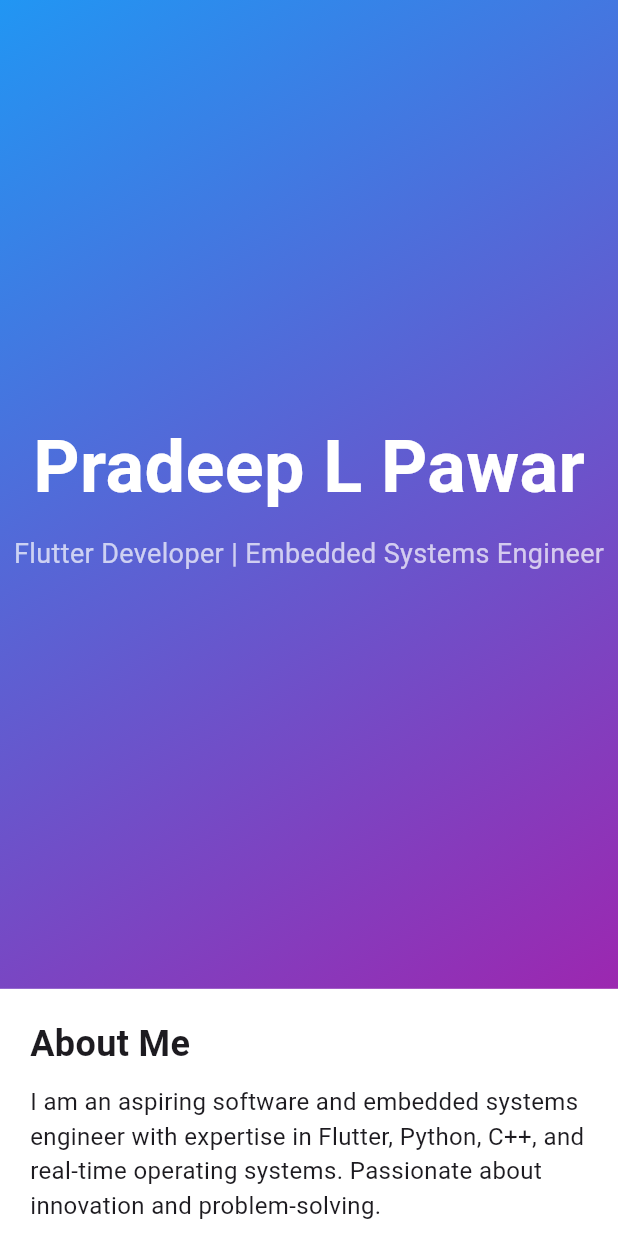
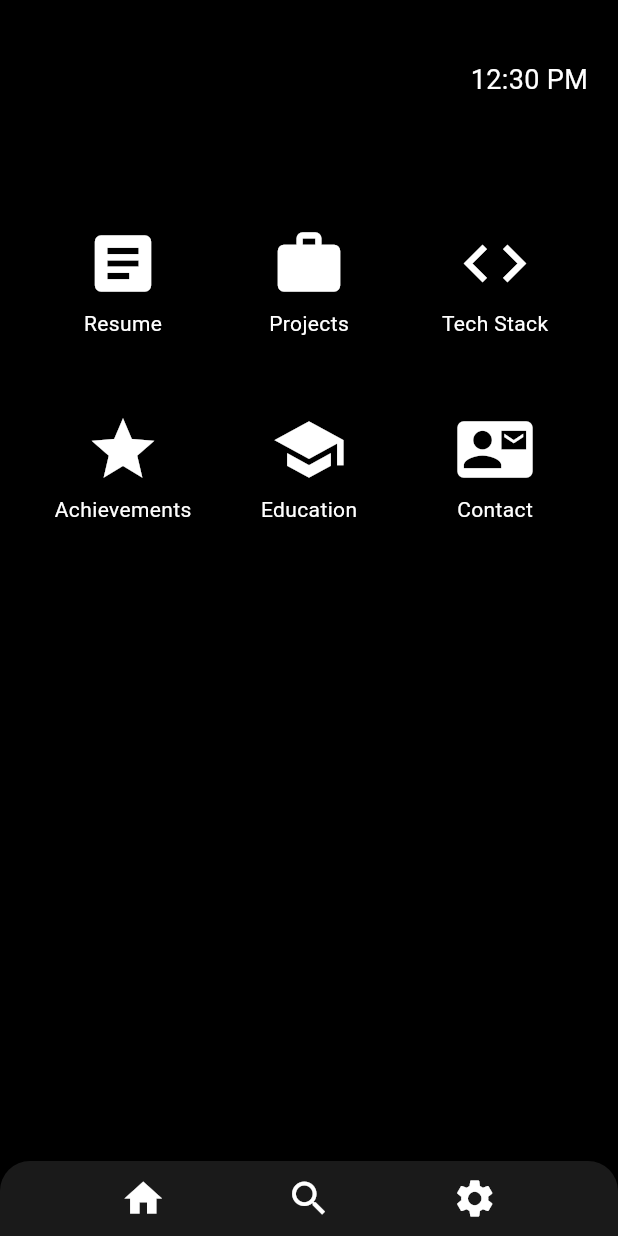
Before and after one commit to Pradeep1234566/Portfolio, a Flutter app: the screen it shows after launch, on a phone screen of 412 x 824 dp. Run offline on Flutter 3.47's test engine with Material 3 defaults, Android fonts, the phone set to English and light mode, and no system bars.

Commit message:
Another portfolio

```diff
--- a/lib/main.dart
+++ b/lib/main.dart
@@ -10,136 +10,80 @@ class MyPortfolio extends StatelessWidget {
   Widget build(BuildContext context) {
     return MaterialApp(
       debugShowCheckedModeBanner: false,
-      home: Scaffold(
-        backgroundColor: Colors.white,
-        body: SingleChildScrollView(
-          child: Column(
+      home: PhoneHomeScreen(),
+    );
+  }
+}
+
+class PhoneHomeScreen extends StatelessWidget {
+  @override
+  Widget build(BuildContext context) {
+    return Scaffold(
+      backgroundColor: Colors.black,
+      body: Column(
         children: [
-              // Hero Section
+          // Status Bar
           Container(
-                height: MediaQuery.of(context).size.height * 0.8,
-                decoration: BoxDecoration(
-                  gradient: LinearGradient(
-                    colors: [Colors.blue, Colors.purple],
-                    begin: Alignment.topLeft,
-                    end: Alignment.bottomRight,
+            padding: EdgeInsets.symmetric(horizontal: 20, vertical: 40),
+            alignment: Alignment.centerRight,
+            child: Text(
+              "12:30 PM",
+              style: TextStyle(color: Colors.white, fontSize: 18),
             ),
           ),
-                child: Center(
-                  child: Column(
-                    mainAxisAlignment: MainAxisAlignment.center,
+          // Home Screen with App Icons
+          Expanded(
+            child: GridView.count(
+              crossAxisCount: 3,
+              padding: EdgeInsets.all(20),
               children: [
-                      Text(
-                        "Pradeep L Pawar",
-                        style: TextStyle(
-                          fontSize: 48,
-                          fontWeight: FontWeight.bold,
-                          color: Colors.white,
-                        ),
-                      ),
-                      SizedBox(height: 10),
-                      Text(
-                        "Flutter Developer | Embedded Systems Engineer",
-                        style: TextStyle(
-                          fontSize: 18,
-                          color: Colors.white70,
-                        ),
-                      ),
+                _buildAppIcon(Icons.article, "Resume", 'https://drive.google.com/file/d/1BO0JIw7JQNliLNma5WmgMrDh-iU5tbBy/view?usp=sharing'),
+                _buildAppIcon(Icons.work, "Projects", 'https://github.com/Pradeep1234566'),
+                _buildAppIcon(Icons.code, "Tech Stack", ''),
+                _buildAppIcon(Icons.star, "Achievements", ''),
+                _buildAppIcon(Icons.school, "Education", ''),
+                _buildAppIcon(Icons.contact_mail, "Contact", ''),
               ],
             ),
           ),
-              ),
-              // About Me Section
-              Padding(
-                padding: const EdgeInsets.all(20.0),
-                child: Column(
-                  crossAxisAlignment: CrossAxisAlignment.start,
-                  children: [
-                    Text(
-                      "About Me",
-                      style: TextStyle(fontSize: 24, fontWeight: FontWeight.bold),
-                    ),
-                    SizedBox(height: 10),
-                    Text(
-                      "I am an aspiring software and embedded systems engineer with expertise in Flutter, Python, C++, and real-time operating systems. Passionate about innovation and problem-solving.",
-                      style: TextStyle(fontSize: 16),
-                    ),
-                  ],
+          // Dock Bar
+          Container(
+            padding: EdgeInsets.symmetric(vertical: 10),
+            decoration: BoxDecoration(
+              color: Colors.white10,
+              borderRadius: BorderRadius.only(
+                topLeft: Radius.circular(20),
+                topRight: Radius.circular(20),
               ),
             ),
-              // Projects Section
-              Padding(
-                padding: const EdgeInsets.all(20.0),
-                child: Column(
-                  crossAxisAlignment: CrossAxisAlignment.start,
+            child: Row(
+              mainAxisAlignment: MainAxisAlignment.spaceEvenly,
               children: [
-                    Text(
-                      "Projects",
-                      style: TextStyle(fontSize: 24, fontWeight: FontWeight.bold),
-                    ),
-                    SizedBox(height: 10),
-                    _buildProjectCard(
-                        title: 'EEG Signal Classification',
-                        description: 'Developed a robust ML model to classify EEG signals and detect human emotions.',
-                        url: 'https://github.com/Pradeep1234566'),
-                    _buildProjectCard(
-                        title: 'Attention-Based Saliency Detection',
-                        description: 'Engineered an algorithm to analyze 3D point clouds and identify salient regions.',
-                        url: 'https://github.com/Pradeep1234566'),
-                    _buildProjectCard(
-                        title: 'AI-Powered Tweet Generation',
-                        description: 'Fine-tuned GPT-2 for generating domain-specific tweets with high relevance.',
-                        url: 'https://github.com/Pradeep1234566'),
-                  ],
-                ),
-              ),
-              // Contact Section
-              Padding(
-                padding: const EdgeInsets.all(20.0),
-                child: Column(
-                  crossAxisAlignment: CrossAxisAlignment.start,
-                  children: [
-                    Text(
-                      "Contact Me",
-                      style: TextStyle(fontSize: 24, fontWeight: FontWeight.bold),
-                    ),
-                    SizedBox(height: 10),
-                    Row(
-                      mainAxisAlignment: MainAxisAlignment.start,
-                      children: [
-                        IconButton(
-                          icon: Icon(Icons.email, color: Colors.blue),
-                          onPressed: () => launchUrl(Uri.parse('mailto:pradeeplaxmanraopawar@gmail.com')),
-                        ),
-                        IconButton(
-                          icon: Icon(Icons.link, color: Colors.blue),
-                          onPressed: () => launchUrl(Uri.parse('https://linkedin.com/in/pradeep-pawar-64345126a')),
-                        ),
-                        IconButton(
-                          icon: Icon(Icons.code, color: Colors.blue),
-                          onPressed: () => launchUrl(Uri.parse('https://github.com/Pradeep1234566')),
-                        ),
-                      ],
-                    ),
+                Icon(Icons.home, color: Colors.white, size: 30),
+                Icon(Icons.search, color: Colors.white, size: 30),
+                Icon(Icons.settings, color: Colors.white, size: 30),
               ],
             ),
           ),
         ],
       ),
-        ),
-      ),
     );
   }
 
-  Widget _buildProjectCard({required String title, required String description, required String url}) {
-    return Card(
-      elevation: 5,
-      margin: EdgeInsets.symmetric(vertical: 10),
-      child: ListTile(
-        title: Text(title, style: TextStyle(fontWeight: FontWeight.bold)),
-        subtitle: Text(description),
-        trailing: Icon(Icons.link, color: Colors.blueAccent),
-        onTap: () => launchUrl(Uri.parse(url)),
+  Widget _buildAppIcon(IconData icon, String label, String url) {
+    return GestureDetector(
+      onTap: () {
+        if (url.isNotEmpty) {
+          launchUrl(Uri.parse(url));
+        }
+      },
+      child: Column(
+        mainAxisAlignment: MainAxisAlignment.center,
+        children: [
+          Icon(icon, size: 50, color: Colors.white),
+          SizedBox(height: 5),
+          Text(label, style: TextStyle(color: Colors.white)),
+        ],
       ),
     );
   }
```
Also changed, not shown: 1 other file. Lines whose indentation alone changed are shown as unchanged.
